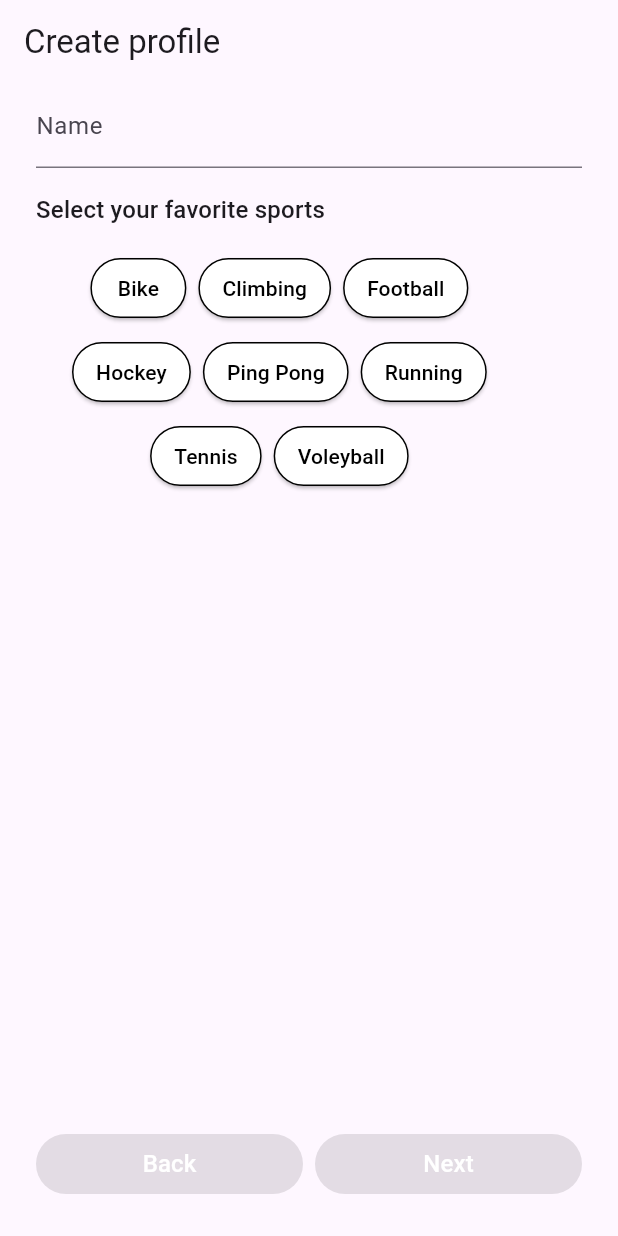
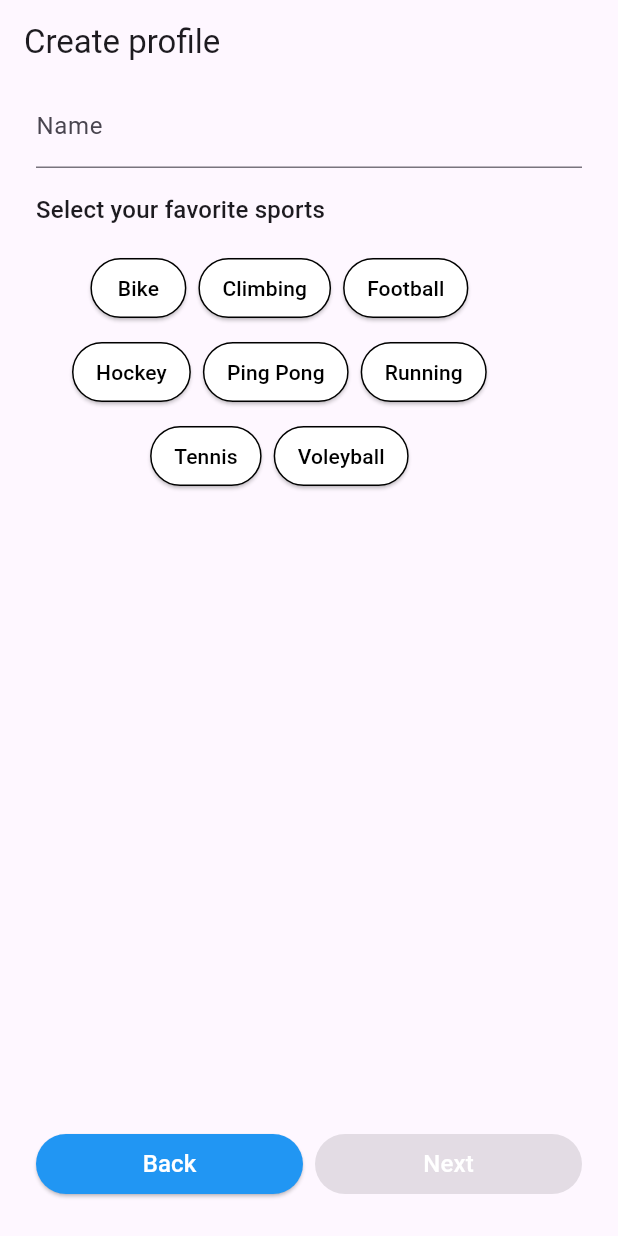
Before and after one commit to aurochs108/sport_matcher, a Flutter app: the CreateProfileScreen screen opened directly, on a phone screen of 412 x 824 dp. Run offline on Flutter 3.47's test engine with Material 3 defaults, Android fonts, the phone set to English and light mode, and no system bars.

Commit message:
added back button

```diff
--- a/lib/ui/create_profile/widgets/create_profile_screen.dart
+++ b/lib/ui/create_profile/widgets/create_profile_screen.dart
@@ -36,7 +36,6 @@ class _CreateProfileScreenState extends State<CreateProfileScreen> {
   @override
   Widget build(BuildContext context) {
     return PopScope(
-      canPop: false,
       child: Scaffold(
         appBar: AppBar(
           title: const Text("Create profile"),
@@ -86,8 +85,13 @@ class _CreateProfileScreenState extends State<CreateProfileScreen> {
                 mainAxisAlignment: MainAxisAlignment.end,
                 children: [
                   Expanded(
-                      child:
-                          RoundedButton(buttonTitle: "Back", onPressed: null)),
+                    child: RoundedButton(
+                      buttonTitle: "Back",
+                      onPressed: () {
+                        Navigator.of(context).maybePop();
+                      },
+                    ),
+                  ),
                   SizedBox(width: AppTheme.rowSpacingSmall),
                   Expanded(
                       child: RoundedButton(
```
